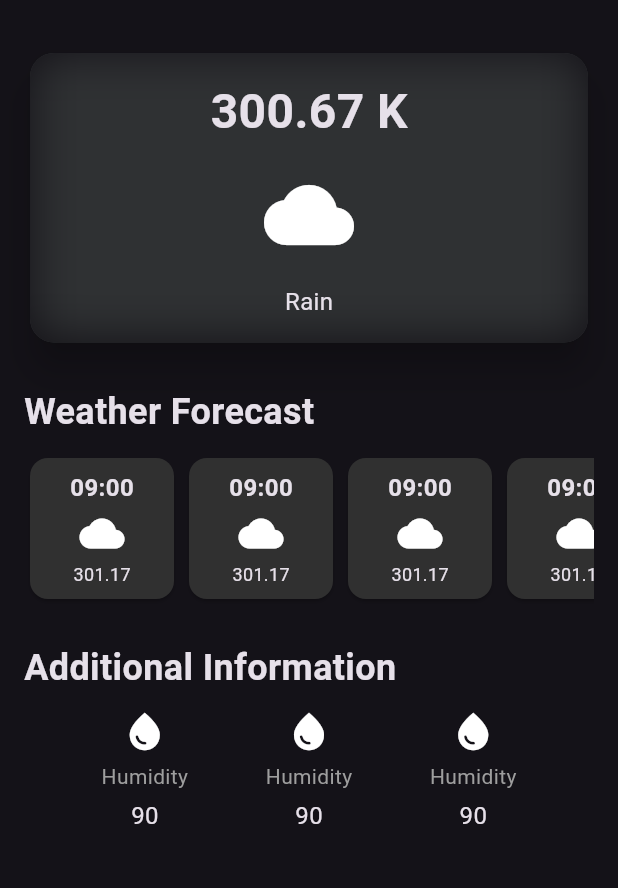
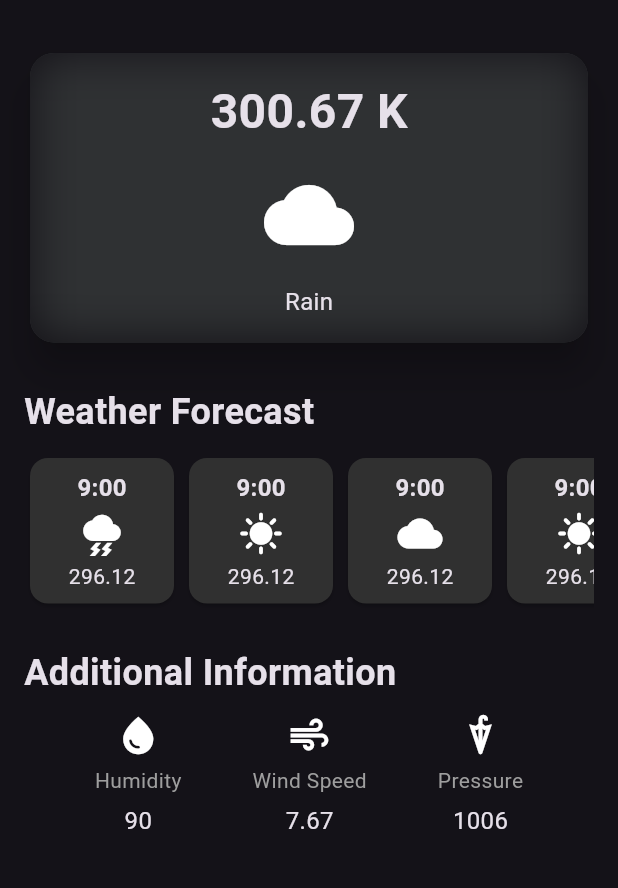
Before and after one commit to VannetNang/website-app-flutter, a Flutter app: the screen it shows after launch, on a phone screen of 412 x 824 dp, the part 61-949 px from its top. Run offline on Flutter 3.47's test engine with Material 3 defaults, Android fonts, the phone set to English and light mode, and no system bars.

Commit message:
Improved the function component

```diff
--- a/lib/additional_information_component.dart
+++ b/lib/additional_information_component.dart
@@ -1,17 +1,28 @@
 import 'package:flutter/material.dart';
 
 class AdditionalInformationComponent extends StatelessWidget {
-  const AdditionalInformationComponent({super.key});
+  final IconData iconData;
+  final String dataInfo;
+  final String tempData;
+
+  const AdditionalInformationComponent({
+    super.key,
+    required this.iconData,
+    required this.dataInfo,
+    required this.tempData,
+  });
 
   @override
   Widget build(BuildContext context) {
     return Column(
       children: [
-        Icon(Icons.water_drop, size: 30),
+        Icon(iconData, size: 30),
         const SizedBox(height: 5),
-        Text('Humidity', style: TextStyle(color: Colors.grey),),
+
+        Text(dataInfo, style: TextStyle(color: Colors.grey)),
         const SizedBox(height: 5),
-        Text('90', style: TextStyle(fontSize: 16),),
+
+        Text(tempData, style: TextStyle(fontSize: 16)),
       ],
     );
   }
--- a/lib/hourly_forecast_component.dart
+++ b/lib/hourly_forecast_component.dart
@@ -1,7 +1,16 @@
 import 'package:flutter/material.dart';
 
 class HourlyForecastComponent extends StatelessWidget {
-  const HourlyForecastComponent({super.key});
+  final String hourlyTime;
+  final IconData hourlyIcon;
+  final String hourlyTemp;
+
+  const HourlyForecastComponent({
+    super.key,
+    required this.hourlyTime,
+    required this.hourlyIcon,
+    required this.hourlyTemp,
+  });
 
   @override
   Widget build(BuildContext context) {
@@ -15,11 +24,11 @@ class HourlyForecastComponent extends StatelessWidget {
             spacing: 4,
             children: [
               Text(
-                '09:00',
+                hourlyTime,
                 style: TextStyle(fontSize: 16, fontWeight: FontWeight.bold),
               ),
-              Icon(Icons.cloud, size: 30),
-              Text('301.17', style: TextStyle(fontSize: 12)),
+              Icon(hourlyIcon, size: 30),
+              Text(hourlyTemp),
             ],
           ),
         ),
--- a/lib/weather_app.dart
+++ b/lib/weather_app.dart
@@ -84,10 +84,26 @@ class WeatherApp extends StatelessWidget {
               child: Row(
                 spacing: 2,
                 children: [
-                  HourlyForecastComponent(),
-                  HourlyForecastComponent(),
-                  HourlyForecastComponent(),
-                  HourlyForecastComponent(),
+                  HourlyForecastComponent(
+                    hourlyTime: '9:00',
+                    hourlyIcon: Icons.thunderstorm,
+                    hourlyTemp: '296.12',
+                  ),
+                  HourlyForecastComponent(
+                    hourlyTime: '9:00',
+                    hourlyIcon: Icons.sunny,
+                    hourlyTemp: '296.12',
+                  ),
+                  HourlyForecastComponent(
+                    hourlyTime: '9:00',
+                    hourlyIcon: Icons.cloud,
+                    hourlyTemp: '296.12',
+                  ),
+                  HourlyForecastComponent(
+                    hourlyTime: '9:00',
+                    hourlyIcon: Icons.sunny,
+                    hourlyTemp: '296.12',
+                  ),
                 ],
               ),
             ),
@@ -106,9 +122,21 @@ class WeatherApp extends StatelessWidget {
             Row(
               mainAxisAlignment: MainAxisAlignment.spaceEvenly,
               children: [
-                AdditionalInformationComponent(),
-                AdditionalInformationComponent(),
-                AdditionalInformationComponent(),
+                AdditionalInformationComponent(
+                  iconData: Icons.water_drop,
+                  dataInfo: 'Humidity',
+                  tempData: '90',
+                ),
+                AdditionalInformationComponent(
+                  iconData: Icons.air,
+                  dataInfo: 'Wind Speed',
+                  tempData: '7.67',
+                ),
+                AdditionalInformationComponent(
+                  iconData: Icons.umbrella,
+                  dataInfo: 'Pressure',
+                  tempData: '1006',
+                ),
               ],
             ),
           ],
```
